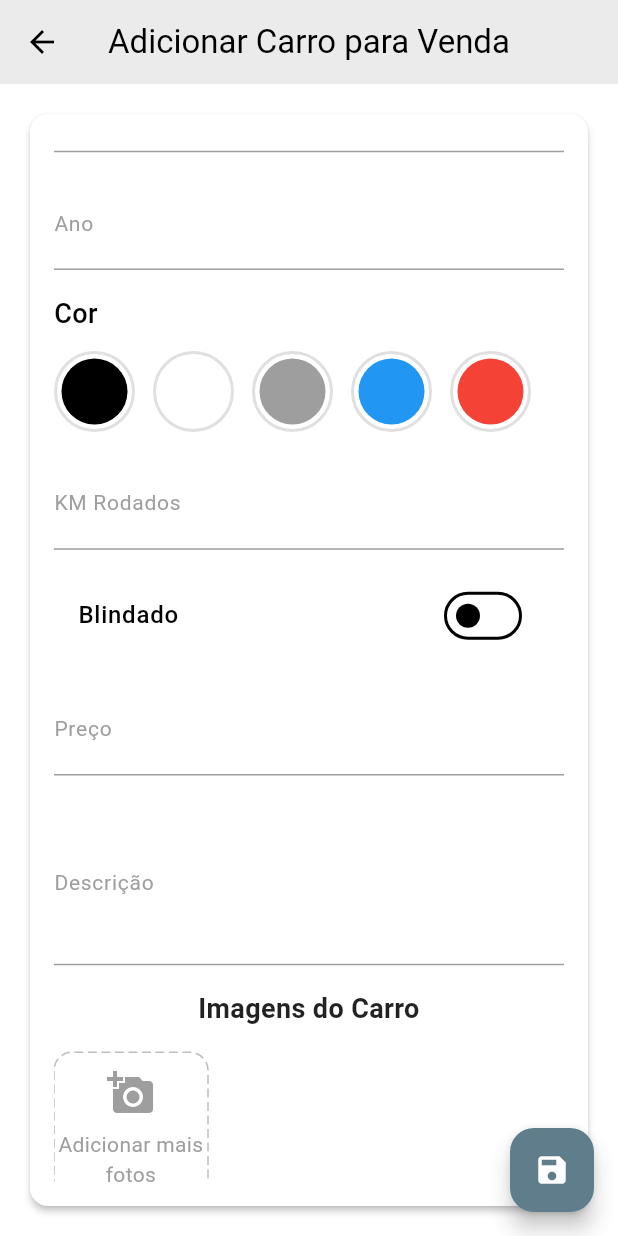
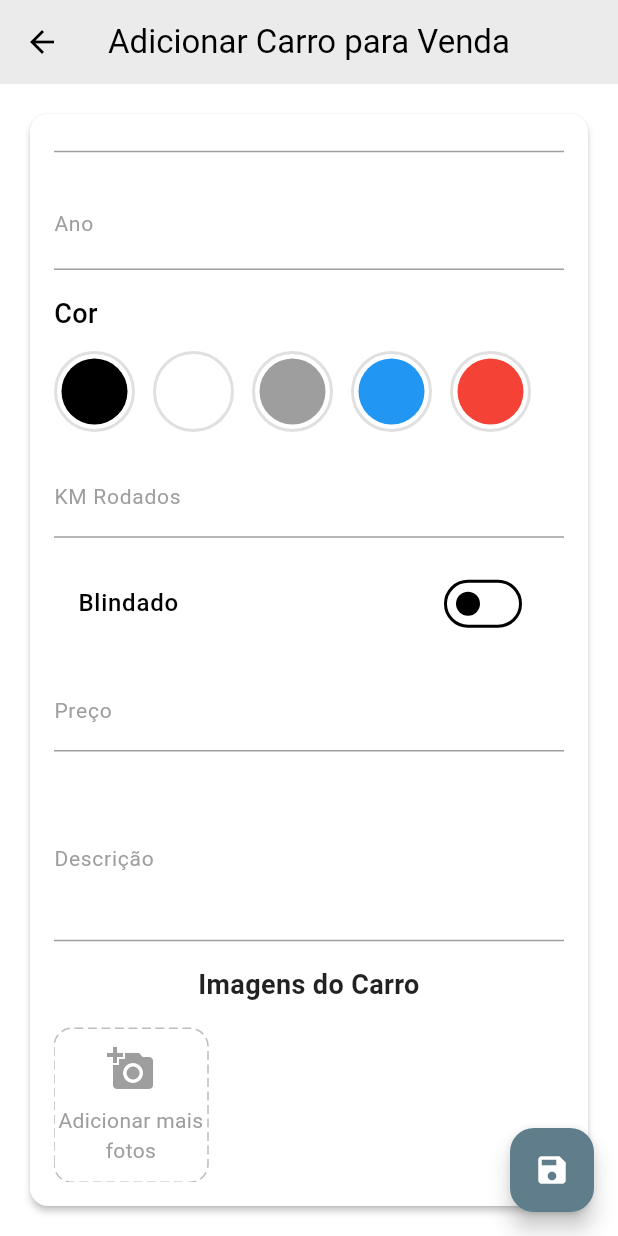
Before and after one commit to Harlock221B/roadcars_app, a Flutter app: the AddCarScreen screen opened directly, scrolled down 367 dp, on a phone screen of 412 x 824 dp. Run offline on Flutter 3.47's test engine with Material 3 defaults, Android fonts, the phone set to English and light mode, and no system bars; drawn by our look-alikes of dotted_border; our stand-ins replace cached_network_image, carousel_slider, cloud_firestore, firebase_auth, firebase_core, firebase_storage and 2 more; accounts and stored records are empty; network calls fail.

Commit message:
Adiciona campo de quilometragem ao catálogo de veículos; formata preço e quilometragem na exibição do cartão de veículo; implementa campos de entrada para preço e quilometragem com formatação adequada.

```diff
--- /dev/null
+++ b/lib/components/utils/generic.dart
@@ -0,0 +1,139 @@
+import 'package:flutter/material.dart';
+import 'package:flutter/services.dart';
+import 'package:intl/intl.dart';
+
+class KmInputField extends StatelessWidget {
+  final TextEditingController controller;
+  final String label;
+
+  const KmInputField({
+    Key? key,
+    required this.controller,
+    required this.label,
+  }) : super(key: key);
+
+  @override
+  Widget build(BuildContext context) {
+    return TextFormField(
+      controller: controller,
+      keyboardType: TextInputType.number,
+      inputFormatters: [
+        FilteringTextInputFormatter.digitsOnly,
+        KmInputFormatter(),
+      ],
+      decoration: InputDecoration(
+        labelText: label,
+        labelStyle: const TextStyle(
+          fontSize: 14,
+          color: Colors.grey,
+          fontWeight: FontWeight.w400,
+        ),
+        enabledBorder: const UnderlineInputBorder(
+          borderSide: BorderSide(color: Colors.grey),
+        ),
+        focusedBorder: const UnderlineInputBorder(
+          borderSide: BorderSide(color: Colors.blueGrey),
+        ),
+      ),
+      validator: (value) {
+        if (value == null || value.isEmpty) {
+          return 'Por favor, insira $label';
+        }
+        return null;
+      },
+    );
+  }
+}
+
+class KmInputFormatter extends TextInputFormatter {
+  @override
+  TextEditingValue formatEditUpdate(
+    TextEditingValue oldValue,
+    TextEditingValue newValue,
+  ) {
+    if (newValue.text.isEmpty) {
+      return newValue.copyWith(text: '');
+    }
+
+    final int value = int.parse(newValue.text.replaceAll('.', ''));
+    final formatter = NumberFormat.decimalPattern('pt_BR');
+    final newText = formatter.format(value);
+
+    return newValue.copyWith(
+      text: newText,
+      selection: TextSelection.collapsed(offset: newText.length),
+    );
+  }
+}
+
+class PriceInputField extends StatelessWidget {
+  final TextEditingController controller;
+  final String label;
+
+  const PriceInputField({
+    Key? key,
+    required this.controller,
+    required this.label,
+  }) : super(key: key);
+
+  @override
+  Widget build(BuildContext context) {
+    return TextFormField(
+      controller: controller,
+      keyboardType: TextInputType.number,
+      inputFormatters: [
+        FilteringTextInputFormatter.digitsOnly,
+        CurrencyInputFormatter(),
+      ],
+      decoration: InputDecoration(
+        labelText: label,
+        labelStyle: const TextStyle(
+          fontSize: 14,
+          color: Colors.grey,
+          fontWeight: FontWeight.w400,
+        ),
+        enabledBorder: const UnderlineInputBorder(
+          borderSide: BorderSide(color: Colors.grey),
+        ),
+        focusedBorder: const UnderlineInputBorder(
+          borderSide: BorderSide(color: Colors.blueGrey),
+        ),
+        prefixText: 'R\$ ', // Adiciona o prefixo "R$"
+        prefixStyle: const TextStyle(
+          fontSize: 16,
+          color: Colors.black,
+          fontWeight: FontWeight.w500,
+        ),
+      ),
+      validator: (value) {
+        if (value == null || value.isEmpty) {
+          return 'Por favor, insira $label';
+        }
+        return null;
+      },
+    );
+  }
+}
+
+class CurrencyInputFormatter extends TextInputFormatter {
+  @override
+  TextEditingValue formatEditUpdate(
+    TextEditingValue oldValue,
+    TextEditingValue newValue,
+  ) {
+    if (newValue.text.isEmpty) {
+      return newValue.copyWith(text: '');
+    }
+
+    final int value =
+        int.parse(newValue.text.replaceAll('.', '').replaceAll(',', ''));
+    final formatter =
+        NumberFormat.currency(locale: 'pt_BR', symbol: '', decimalDigits: 2);
+    final newText = formatter.format(value / 100);
+
+    return newValue.copyWith(
+      text: newText,
+      selection: TextSelection.collapsed(offset: newText.length),
+    );
+  }
+}
--- a/lib/view/screens/cars/add_car_screen.dart
+++ b/lib/view/screens/cars/add_car_screen.dart
@@ -6,10 +6,11 @@ import 'package:image_picker/image_picker.dart';
 import 'package:roadcarsapp/components/image_picker/image_picker.dart';
 import 'package:roadcarsapp/components/color_selection/color_selection.dart';
 import 'package:roadcarsapp/components/utils/dropdown_field.dart';
-import 'package:roadcarsapp/components/utils/text_field.dart';
+import 'package:roadcarsapp/components/utils/text_field.dart'; // Importação do componente de preço
+import 'package:roadcarsapp/components/utils/generic.dart'; // Importação do novo componente de km
 import 'dart:typed_data';
 import 'package:firebase_auth/firebase_auth.dart'; // Adicionado para autenticação
-import 'package:dotted_border/dotted_border.dart'; // Adicionado para borda pontilhada
+import 'package:intl/intl.dart'; // Importação do pacote intl
 
 class AddCarScreen extends StatefulWidget {
   const AddCarScreen({super.key});
@@ -42,6 +43,8 @@ class _AddCarScreenState extends State<AddCarScreen> {
   String _selectedTransmission = 'Automático'; // Valor inicial para câmbio
   String _selectedColor = 'Preto'; // Valor inicial para cor
   bool _isArmored = false; // Valor inicial para blindagem
+
+  bool _isLoading = false; // Indicador de carregamento
 
   Future<void> _pickImages() async {
     try {
@@ -107,7 +110,15 @@ class _AddCarScreenState extends State<AddCarScreen> {
     }
 
     if (_formKey.currentState!.validate()) {
+      setState(() {
+        _isLoading = true; // Inicia o carregamento
+      });
+
       try {
+        // Formatação dos quilômetros
+        final NumberFormat kmFormat = NumberFormat.decimalPattern('pt_BR');
+        final int km = int.parse(_kmController.text.replaceAll('.', ''));
+
         // Adiciona o carro à coleção "cars"
         DocumentReference carDoc = await _firestore.collection('cars').add({
           'brand': _selectedBrand,
@@ -116,10 +127,12 @@ class _AddCarScreenState extends State<AddCarScreen> {
           'fuel': _selectedFuel,
           'transmission': _selectedTransmission,
           'color': _selectedColor,
-          'km': _kmController.text,
+          'km': km, // Armazena os quilômetros como inteiro
           'year': _yearController.text,
           'armored': _isArmored,
-          'price': _priceController.text,
+          'price': double.parse(_priceController.text
+              .replaceAll('.', '')
+              .replaceAll(',', '.')), // Converte o preço para double
           'description': _descriptionController.text,
           'createdAt': FieldValue.serverTimestamp(),
           'userId': _auth.currentUser!.uid,
@@ -135,14 +148,6 @@ class _AddCarScreenState extends State<AddCarScreen> {
           });
         }
 
-        // Atualiza o documento do usuário, adicionando o carId na lista de carros registrados
-        await _firestore
-            .collection('users')
-            .doc(_auth.currentUser!.uid)
-            .update({
-          'registeredCars': FieldValue.arrayUnion([carDoc.id]),
-        });
-
         ScaffoldMessenger.of(context).showSnackBar(
           const SnackBar(content: Text('Carro adicionado com sucesso!')),
         );
@@ -151,6 +156,10 @@ class _AddCarScreenState extends State<AddCarScreen> {
         ScaffoldMessenger.of(context).showSnackBar(
           SnackBar(content: Text('Erro ao adicionar carro: $e')),
         );
+      } finally {
+        setState(() {
+          _isLoading = false; // Finaliza o carregamento
+        });
       }
     }
   }
@@ -168,9 +177,15 @@ class _AddCarScreenState extends State<AddCarScreen> {
       floatingActionButton: FloatingActionButton(
         onPressed: _addCar,
         backgroundColor: Colors.blueGrey,
-        child: const Icon(Icons.save),
+        child: _isLoading
+            ? const CircularProgressIndicator(
+                valueColor: AlwaysStoppedAnimation<Color>(Colors.white),
+              )
+            : const Icon(Icons.save),
       ),
-      body: Padding(
+      body: Stack(
+        children: [
+          Padding(
             padding: const EdgeInsets.all(16.0),
             child: Card(
               shape: RoundedRectangleBorder(
@@ -219,7 +234,8 @@ class _AddCarScreenState extends State<AddCarScreen> {
                           setState(() {
                             _selectedFuel = value!;
                           });
-                      }),
+                        },
+                      ),
                       const SizedBox(height: 16),
                       DropdownField(
                         label: 'Câmbio',
@@ -229,9 +245,11 @@ class _AddCarScreenState extends State<AddCarScreen> {
                           setState(() {
                             _selectedTransmission = value!;
                           });
-                      }),
+                        },
+                      ),
                       const SizedBox(height: 16),
-                  CustomTextField(controller: _yearController, label: 'Ano'),
+                      CustomTextField(
+                          controller: _yearController, label: 'Ano'),
                       const SizedBox(height: 16),
                       ColorSelection(
                         selectedColor: _selectedColor,
@@ -243,8 +261,10 @@ class _AddCarScreenState extends State<AddCarScreen> {
                         },
                       ),
                       const SizedBox(height: 16),
-                  CustomTextField(
-                      controller: _kmController, label: 'KM Rodados'),
+                      KmInputField(
+                        controller: _kmController,
+                        label: 'KM Rodados',
+                      ),
                       const SizedBox(height: 16),
                       SwitchListTile(
                         title: const Text(
@@ -260,12 +280,16 @@ class _AddCarScreenState extends State<AddCarScreen> {
                         activeColor: Colors.blueGrey,
                       ),
                       const SizedBox(height: 16),
-                  CustomTextField(controller: _priceController, label: 'Preço'),
+                      PriceInputField(
+                        controller: _priceController,
+                        label: 'Preço',
+                      ),
                       const SizedBox(height: 16),
                       CustomTextField(
                         controller: _descriptionController,
                         label: 'Descrição',
-                      maxLines: 3),
+                        maxLines: 3,
+                      ),
                       const SizedBox(height: 16),
                       ImagePickerComponent(
                         carImages: _carImages,
@@ -281,6 +305,15 @@ class _AddCarScreenState extends State<AddCarScreen> {
               ),
             ),
           ),
+          if (_isLoading)
+            Container(
+              color: Colors.white.withOpacity(0.5),
+              child: const Center(
+                child: CircularProgressIndicator(),
+              ),
+            ),
+        ],
+      ),
     );
   }
 }
--- a/lib/view/screens/cars/catalog_screen.dart
+++ b/lib/view/screens/cars/catalog_screen.dart
@@ -78,6 +78,7 @@ class _CatalogPageState extends State<CatalogPage> {
                           'model': vehicle['model'],
                           'year': vehicle['year'],
                           'price': vehicle['price'],
+                          'km': vehicle['km'],
                           'description': vehicle['description'],
                           'imageUrls': vehicle['imageUrls'] as List<dynamic>,
                         },
```
Also changed, not shown: lib/components/vehicle/vehicle_card.dart (+25 -11 lines), lib/view/screens/cars/car_detail_screen.dart (+39 -22 lines), lib/view/screens/cars/edit_car_screen.dart (+34 -29 lines). Lines whose indentation alone changed are shown as unchanged.
